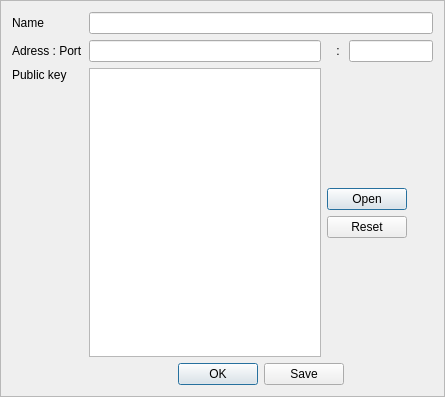
Before: the Qt Designer form client/qt/bodyconnexion.ui in LaKabane/tNETacle, drawn with Qt 5.
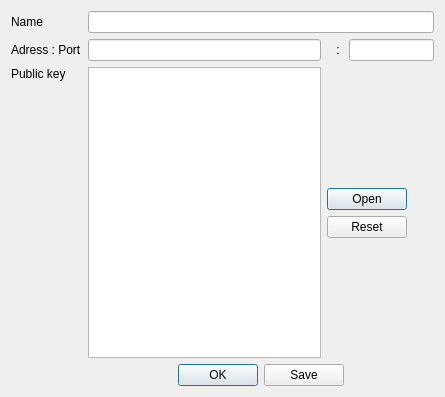
After: the same form once the commit is applied. Icons and pictures are not drawn.

What changed in the file:
```diff
--- a/client/qt/bodyconnexion.ui
+++ b/client/qt/bodyconnexion.ui
@@ -1,7 +1,7 @@
 <?xml version="1.0" encoding="UTF-8"?>
 <ui version="4.0">
- <class>bodyconnexion</class>
- <widget class="QFrame" name="bodyconnexion">
+ <class>BodyConnexion</class>
+ <widget class="QWidget" name="BodyConnexion">
   <property name="geometry">
    <rect>
     <x>0</x>
@@ -17,12 +17,6 @@
    <iconset resource="../share/img/client.qrc">
     <normaloff>:/tools/root_notconnected.png</normaloff>:/tools/root_notconnected.png</iconset>
   </property>
-  <property name="frameShape">
-   <enum>QFrame::StyledPanel</enum>
-  </property>
-  <property name="frameShadow">
-   <enum>QFrame::Raised</enum>
-  </property>
   <layout class="QGridLayout" name="gridLayout">
    <item row="1" column="0">
     <widget class="QLabel" name="labelAdressPort">
```
Left out of the diff: 2 changed lines with no effect on the pictures.
